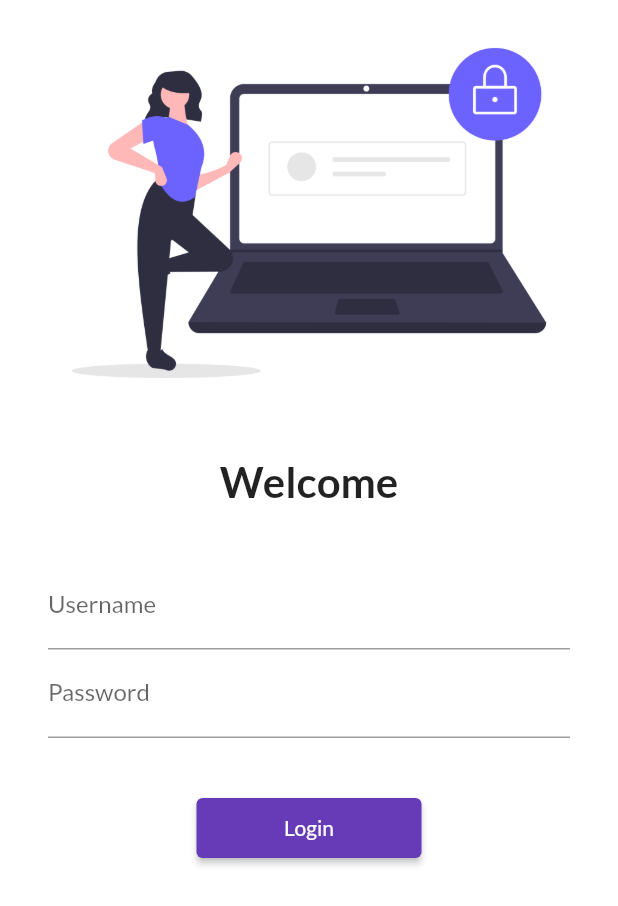
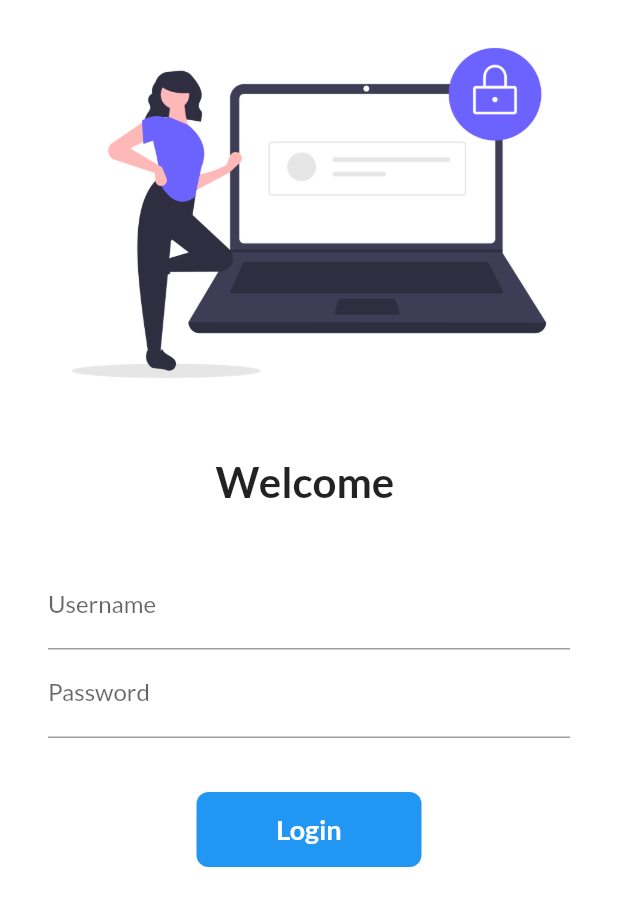
Before and after one commit to anshuman008/30DaysFlutter, a Flutter app: the screen it shows after launch, on a phone screen of 412 x 824 dp. Shown: the top 906 px of the screen. Run offline on Flutter 3.47's test engine with Material 2 defaults, Android fonts, the phone set to English and light mode, and no system bars; our stand-ins replace google_fonts.

Commit message:
day 6 completed

```diff
--- a/lib/pages/login_page.dart
+++ b/lib/pages/login_page.dart
@@ -1,9 +1,16 @@
 import 'package:flutter/material.dart';
 import 'package:google_fonts/google_fonts.dart';
 
-class loginPage extends StatelessWidget {
+class loginPage extends StatefulWidget {
   const loginPage({super.key});
 
+  @override
+  State<loginPage> createState() => _loginPageState();
+}
+
+class _loginPageState extends State<loginPage> {
+  String name = "";
+  bool changeButton = false;
   @override
   Widget build(BuildContext context) {
     return Material(
@@ -15,7 +22,7 @@ class loginPage extends StatelessWidget {
             fit: BoxFit.cover,
           ),
           SizedBox(height: 20.0),
-          Text("Welcome",
+          Text("Welcome $name",
               style: TextStyle(
                 fontSize: 28,
                 fontWeight: FontWeight.bold,
@@ -27,12 +34,17 @@ class loginPage extends StatelessWidget {
             child: Column(
               children: [
                 TextFormField(
-                  decoration: InputDecoration(
-                    hintText: "Enter username",
-                    labelText: "Username",
+                    decoration: InputDecoration(
+                      hintText: "Enter username",
+                      labelText: "Username",
+                    ),
+                    onChanged: (value) {
+                      name = value;
+                      setState(() {});
+                    }
                     // labelStyle: TextStyle(color: Colors.black)
-                  ),
-                ),
+
+                    ),
                 TextFormField(
                   obscureText: true,
                   decoration: InputDecoration(
@@ -45,15 +57,46 @@ class loginPage extends StatelessWidget {
             ),
           ),
           SizedBox(height: 20.0),
-          ElevatedButton(
-            child: Text("Login"),
-            style: TextButton.styleFrom(
-              minimumSize: Size(150, 40),
+          InkWell(
+            onTap: () async {
+              setState(() {
+                changeButton = true;
+              });
+              await Future.delayed(Duration(seconds: 1));
+                Navigator.pushNamed(context, "/home");
+            },
+            child: AnimatedContainer(
+              duration: Duration(seconds: 1),
+              width: changeButton ? 50 : 150,
+              height: 50,
+              alignment: Alignment.center,
+              child: changeButton
+                  ? Icon(
+                      Icons.done,
+                      color: Colors.white,
+                    )
+                  : Text(
+                      'Login',
+                      style: TextStyle(
+                          color: Colors.white,
+                          fontSize: 18,
+                          fontWeight: FontWeight.bold),
+                    ),
+              decoration: BoxDecoration(
+                borderRadius: BorderRadius.circular(changeButton ? 50 : 8),
+                color: Colors.blue,
+              ),
             ),
-            onPressed: () {
-              Navigator.pushNamed(context, "/home");
-            },
           )
+          // ElevatedButton(
+          //   child: Text("Login"),
+          //   style: TextButton.styleFrom(
+          //     minimumSize: Size(150, 40),
+          //   ),
+          //   onPressed: () {
+          //     Navigator.pushNamed(context, "/home");
+          //   },
+          // )
         ]),
       ),
     );
```
